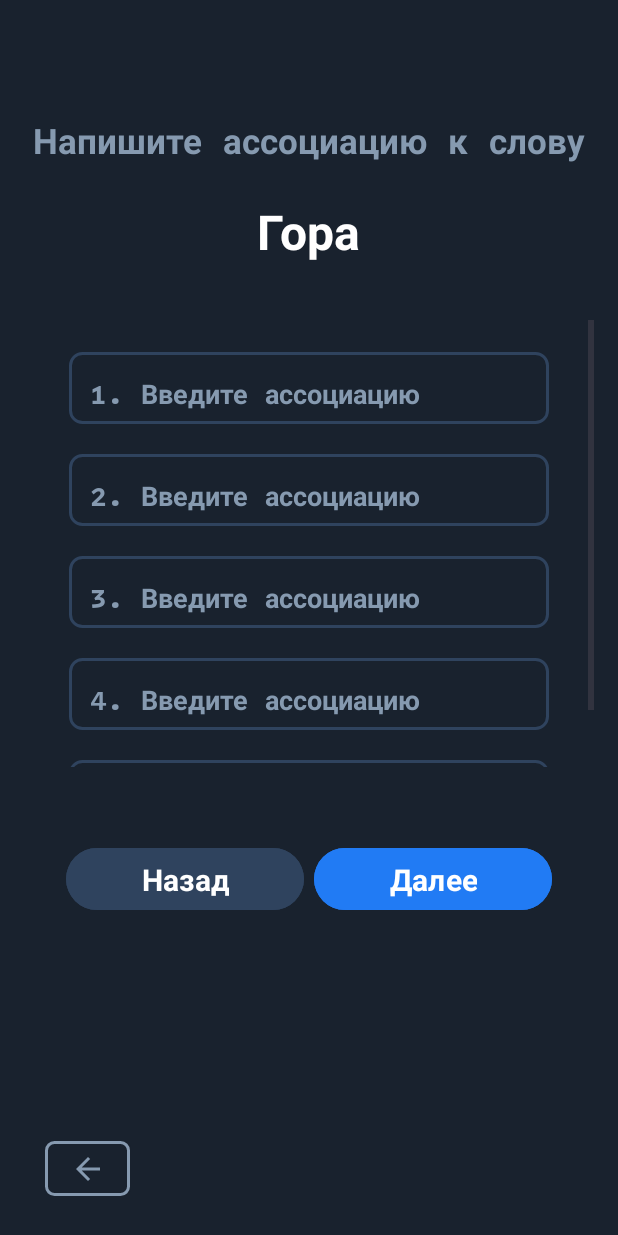
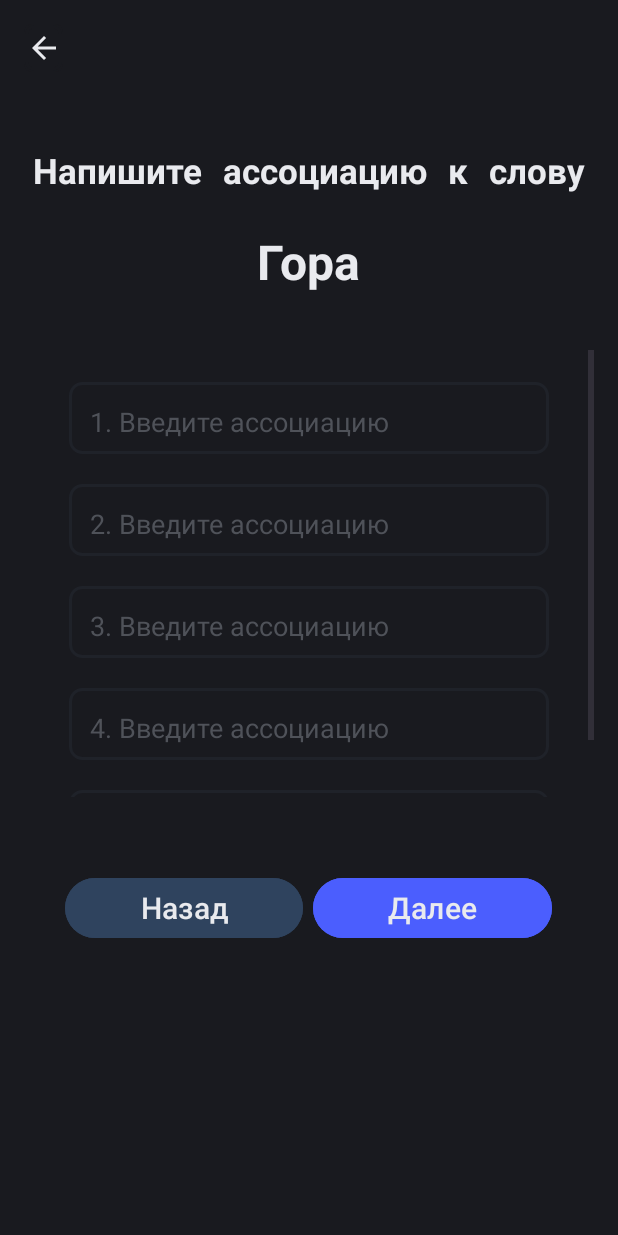
Before and after one commit to urusbievv/testWordKt, an Android app: the BlockActivity screen opened directly, with no data from a screen before it, on a phone screen of 412 x 824 dp. Run offline under Robolectric (Android 15) with nearby library versions, the phone set to English and light mode, and no system bars; our stand-ins replace Firebase (no records; nobody signed in at launch, a user with empty details on screens opened directly).

Commit message:
edit design

```diff
--- a/app/src/main/res/drawable/block_btn.xml
+++ b/app/src/main/res/drawable/block_btn.xml
@@ -1,8 +1,8 @@
 <?xml version="1.0" encoding="utf-8"?>
 <shape xmlns:android="http://schemas.android.com/apk/res/android">
-    <solid android:color="@color/two_blue" />
+    <solid android:color="@color/fon_gray" />
     <stroke
-        android:color="@color/li_gray"
+        android:color="@color/fon_gray"
         android:width="2dp" />
     <corners android:radius="28dp" />
 
--- a/app/src/main/res/drawable/container_border.xml
+++ b/app/src/main/res/drawable/container_border.xml
@@ -1,8 +1,8 @@
 <?xml version="1.0" encoding="utf-8"?>
 <shape xmlns:android="http://schemas.android.com/apk/res/android">
-    <solid android:color="#313C4A" />
+    <solid android:color="#1F2229" />
     <stroke
-        android:color="#313C4A"
+        android:color="#1F2229"
         android:width="0dp" /> <!-- Толщина контура рамки -->
     <corners android:radius="16dp" /> <!-- Радиус скругления углов рамки -->
 </shape>
--- a/app/src/main/res/drawable/dialog_background.xml
+++ b/app/src/main/res/drawable/dialog_background.xml
@@ -1,5 +1,5 @@
 <?xml version="1.0" encoding="utf-8"?>
 <shape xmlns:android="http://schemas.android.com/apk/res/android">
-    <solid android:color="#313C4A" /> <!-- Цвет фона -->
+    <solid android:color="@color/fon_gray" /> <!-- Цвет фона -->
     <corners android:radius="8dp" /> <!-- Закругленные углы -->
 </shape>
--- a/app/src/main/res/drawable/edit_tests_border.xml
+++ b/app/src/main/res/drawable/edit_tests_border.xml
@@ -1,8 +1,8 @@
 <?xml version="1.0" encoding="utf-8"?>
 <shape xmlns:android="http://schemas.android.com/apk/res/android">
-    <solid android:color="@color/two_blue" />
+    <solid android:color="@color/dark_gray" />
     <stroke
-        android:color="@color/li_gray"
+        android:color="@color/fon_gray"
     android:width="2dp" /> <!-- Толщина контура рамки -->
     <corners android:radius="8dp" /> <!-- Радиус скругления углов рамки -->
 </shape>
--- a/app/src/main/res/drawable/exit_btn.xml
+++ b/app/src/main/res/drawable/exit_btn.xml
@@ -3,14 +3,14 @@
     <!-- Фоновая форма кнопки -->
     <item>
         <shape android:shape="rectangle">
-            <solid android:color="@color/two_blue" /> <!-- Цвет кнопки -->
+            <solid android:color="@color/dark_gray" /> <!-- Цвет кнопки -->
             <corners android:radius="5dp" /> <!-- Закругление углов, если нужно -->
         </shape>
     </item>
     <!-- Обводка кнопки -->
     <item android:right="1dp" android:left="1dp" android:top="1dp" android:bottom="1dp">
         <shape android:shape="rectangle">
-            <stroke android:color="@color/text_all"
+            <stroke android:color="@color/dark_gray"
                 android:width="2dp" /> <!-- Толщина обводки -->
             <corners android:radius="5dp" /> <!-- Закругление углов обводки -->
         </shape>
--- a/app/src/main/res/drawable/rounded_border.xml
+++ b/app/src/main/res/drawable/rounded_border.xml
@@ -1,6 +1,6 @@
 <?xml version="1.0" encoding="utf-8"?>
 <shape xmlns:android="http://schemas.android.com/apk/res/android">
-    <solid android:color="@color/two_blue" />
+    <solid android:color="@color/dark_gray" />
     <stroke
         android:color="@color/light_gray"
         android:width="2dp" />
--- a/app/src/main/res/layout/activity_block.xml
+++ b/app/src/main/res/layout/activity_block.xml
@@ -4,15 +4,15 @@
     xmlns:tools="http://schemas.android.com/tools"
     android:layout_width="match_parent"
     android:layout_height="match_parent"
-    android:background="@color/two_blue"
+    android:background="@color/dark_gray"
     android:padding="16dp">
 
 
 
 
     <TextView
-        android:textColor="@color/text_all"
-        android:layout_marginTop="60dp"
+        android:textColor="@color/white"
+        android:layout_marginTop="80dp"
         android:id="@+id/testView3"
         android:fontFamily="@font/intelone"
         android:layout_width="wrap_content"
@@ -59,12 +59,11 @@
                 android:gravity="top"
                 android:hint="@string/input_test_1"
                 android:inputType="text"
-                android:fontFamily="@font/intelone"
                 android:minHeight="48dp"
                 android:paddingLeft="14dp"
                 android:paddingTop="14dp"
                 android:textColor="@color/white"
-                android:textColorHint="@color/text_all"
+                android:textColorHint="@color/text_in"
                 android:textSize="18sp" />
 
             <!-- Второй EditText -->
@@ -80,11 +79,10 @@
                 android:hint="@string/input_test_2"
                 android:inputType="text"
                 android:minHeight="48dp"
-                android:fontFamily="@font/intelone"
                 android:paddingLeft="14dp"
                 android:paddingTop="14dp"
                 android:textColor="@color/white"
-                android:textColorHint="@color/text_all"
+                android:textColorHint="@color/text_in"
                 android:textSize="18sp" />
 
             <!-- Третий EditText -->
@@ -99,12 +97,11 @@
                 android:gravity="top"
                 android:hint="@string/input_test_3"
                 android:inputType="text"
-                android:fontFamily="@font/intelone"
                 android:minHeight="48dp"
                 android:paddingLeft="14dp"
                 android:paddingTop="14dp"
                 android:textColor="@color/white"
-                android:textColorHint="@color/text_all"
+                android:textColorHint="@color/text_in"
                 android:textSize="18sp" />
 
 
@@ -119,12 +116,11 @@
                 android:gravity="top"
                 android:hint="@string/input_test_4"
                 android:inputType="text"
-                android:fontFamily="@font/intelone"
                 android:minHeight="48dp"
                 android:paddingLeft="14dp"
                 android:paddingTop="14dp"
                 android:textColor="@color/white"
-                android:textColorHint="@color/text_all"
+                android:textColorHint="@color/text_in"
                 android:textSize="18sp" />
 
             <EditText
@@ -139,11 +135,10 @@
                 android:hint="@string/input_test_5"
                 android:inputType="text"
                 android:minHeight="48dp"
-                android:fontFamily="@font/intelone"
                 android:paddingLeft="14dp"
                 android:paddingTop="14dp"
                 android:textColor="@color/white"
-                android:textColorHint="@color/text_all"
+                android:textColorHint="@color/text_in"
                 android:textSize="18sp" />
 
         </LinearLayout>
@@ -170,7 +165,6 @@
             android:paddingHorizontal="50dp"
             android:backgroundTint="@color/li_gray"
             android:layout_marginRight="3dp"
-            android:fontFamily="@font/intelone"
             android:textSize="20sp" />
 
         <Button
@@ -178,9 +172,8 @@
             android:layout_width="wrap_content"
             android:layout_height="wrap_content"
             android:text="@string/go"
-            android:fontFamily="@font/intelone"
             android:textColor="@color/white"
-            android:backgroundTint="@color/blue"
+            android:backgroundTint="@color/main_b"
             android:layout_marginLeft="3dp"
             android:paddingHorizontal="50dp"
             android:textSize="20sp" />
@@ -191,17 +184,14 @@
         android:id="@+id/imageButton4"
         android:layout_width="wrap_content"
         android:layout_height="wrap_content"
-        android:layout_marginStart="13dp"
-        android:layout_marginBottom="10dp"
+        android:layout_alignParentStart="true"
         android:background="@drawable/exit_btn"
-        android:minWidth="58dp"
-        android:minHeight="38dp"
+        android:minWidth="26dp"
+        android:minHeight="32dp"
         android:onClick="goBack"
         app:srcCompat="?attr/actionModeCloseDrawable"
-        tools:ignore="SpeakableTextPresentCheck,TouchTargetSizeCheck"
-        app:tint="@color/text_all"
-        android:layout_alignParentBottom="true"
-        android:layout_alignParentStart="true"
-        />
+        app:tint="@color/white"
+        tools:ignore="SpeakableTextPresentCheck,TouchTargetSizeCheck" />
+
 
 </RelativeLayout>
--- a/app/src/main/res/layout/activity_level.xml
+++ b/app/src/main/res/layout/activity_level.xml
@@ -4,7 +4,7 @@
     xmlns:tools="http://schemas.android.com/tools"
     android:layout_width="match_parent"
     android:layout_height="match_parent"
-    android:background="@color/two_blue"
+    android:background="@color/dark_gray"
     tools:context=".activity.LevelActivity">
 
 
@@ -18,7 +18,7 @@
         app:layout_constraintHorizontal_bias="0.52"
         app:layout_constraintVertical_bias="0.5"
         app:layout_constraintStart_toStartOf="parent"
-        android:textColor="#869ab0"
+        android:textColor="@color/text_in"
         app:layout_constraintEnd_toEndOf="parent"
         android:layout_marginTop="50dp"
         app:layout_constraintTop_toTopOf="parent" />
--- a/app/src/main/res/layout/custom_dialog.xml
+++ b/app/src/main/res/layout/custom_dialog.xml
@@ -22,8 +22,8 @@
         android:layout_height="wrap_content"
         android:layout_marginHorizontal="10dp"
         android:textColor="@color/white"
-        android:backgroundTint="@color/text_all"
-        android:textColorHint="@color/text_all"
+        android:backgroundTint="@color/text_in"
+        android:textColorHint="@color/text_in"
         android:textSize="16sp"
         android:hint="Пароль"
         android:minHeight="48dp" />
--- a/app/src/main/res/values/colors.xml
+++ b/app/src/main/res/values/colors.xml
@@ -1,26 +1,31 @@
 <?xml version="1.0" encoding="utf-8"?>
 <resources>
     <color name="black">#FF000000</color>
-    <color name="white">#ffffff</color>
+    <color name="white">#E9EAEE</color>
     <color name="night_blue">#1c1c1c</color>
     <color name="hh">#2d2d2e</color>
     <color name="green_white">#daeff5</color>
     <color name="w_gray">#869ab0</color>
     <color name="light_gray">#bababa</color>
+    <color name="fon_gray">#1F2229</color>
     <color name="b_gray">#808080</color>
     <color name="chat_gray">#2d3c45</color>
     <color name="gray_ff">#292f36</color>
     <color name="li_gray">#2f435e</color>
-    <color name="admin_main">#253950</color>
+    <color name="admin_main">#34393C</color>
     <color name="text_gray">#e1e2e3</color>
     <color name="shit">#665c4f</color>
     <color name="pig">#9e1061</color>
     <color name="dark_pig">#914d54</color>
     <color name="blue">#217BF4</color>
     <color name="blue_main">#1E5FB6</color>
+    <color name="main_b">#4B5EFE</color>
+    <color name="blue_li">#6D77EF</color>
     <color name="light_red">#d95a4e</color>
     <color name="blue_gray">#586170</color>
     <color name="two_blue">#19222e</color>
+    <color name="dark_gray">#191A1F</color>
+    <color name="text_in">#4F5259</color>
     <color name="yellow">#b1c232</color>
     <color name="green_sup">#2e6e41</color>
     <color name="text_all">#869ab0</color>
```
Also changed, not shown: app/src/main/res/layout/activity_coming_soon.xml (+12 -10 lines), app/src/main/res/layout/activity_main.xml (+4 -4 lines), app/src/main/res/layout/activity_map.xml (+11 -13 lines), app/src/main/res/layout/activity_support.xml (+12 -14 lines), app/src/main/res/layout/activity_user_registration.xml (+11 -11 lines).
